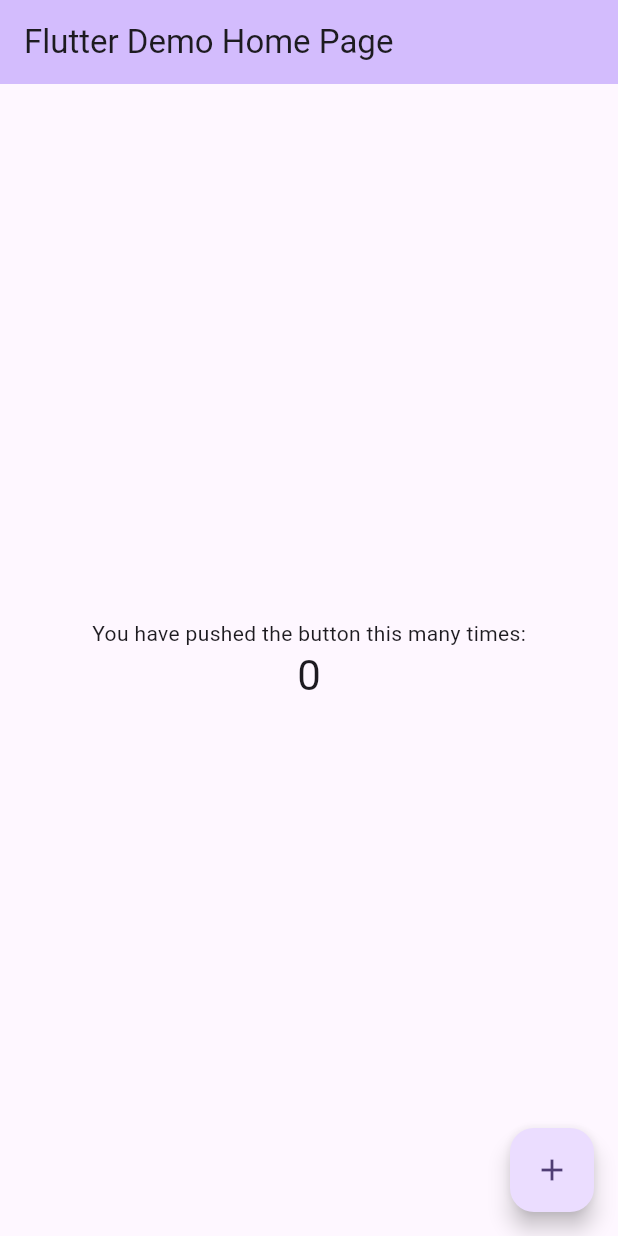
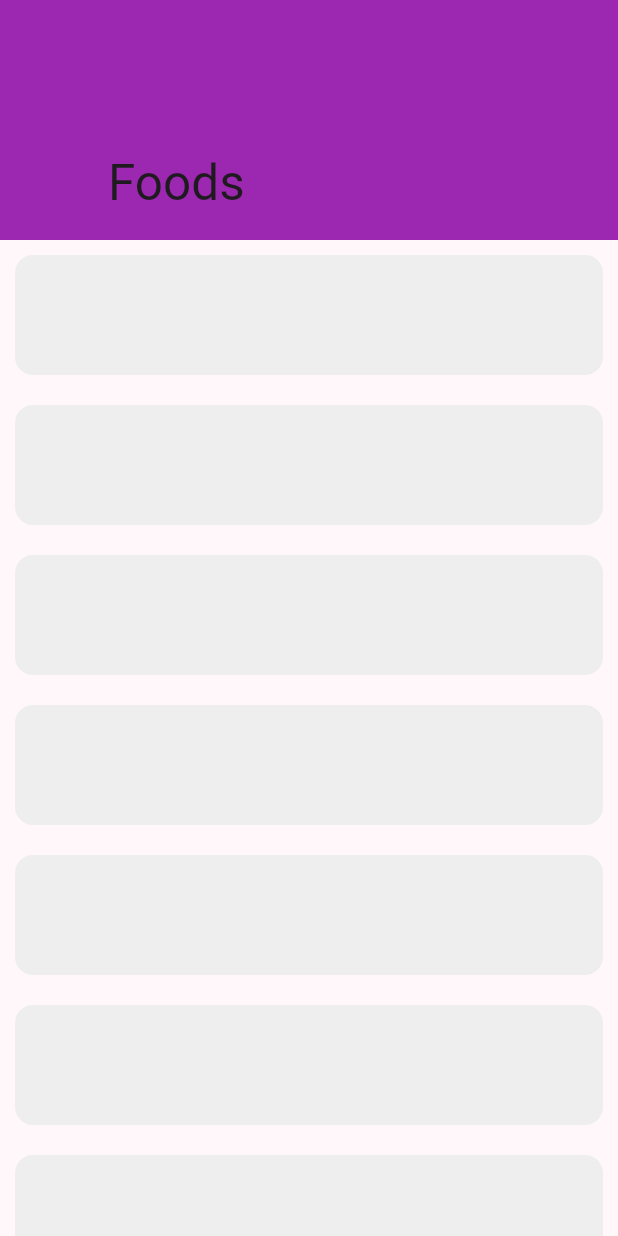
Before and after one commit to efrilm/flutter_sliverappbar, a Flutter app: the screen it shows after launch, on a phone screen of 412 x 824 dp. Run offline on Flutter 3.47's test engine with Material 2 defaults, Android fonts, the phone set to English and light mode, and no system bars.

Commit message:
sliver appbar

```diff
--- a/lib/main.dart
+++ b/lib/main.dart
@@ -1,4 +1,5 @@
 import 'package:flutter/material.dart';
+import 'package:flutter_sliver_appbar/pages/home_view.dart';
 
 void main() {
   runApp(const MyApp());
@@ -11,115 +12,11 @@ class MyApp extends StatelessWidget {
   @override
   Widget build(BuildContext context) {
     return MaterialApp(
-      title: 'Flutter Demo',
       theme: ThemeData(
-        // This is the theme of your application.
-        //
-        // TRY THIS: Try running your application with "flutter run". You'll see
-        // the application has a blue toolbar. Then, without quitting the app,
-        // try changing the seedColor in the colorScheme below to Colors.green
-        // and then invoke "hot reload" (save your changes or press the "hot
-        // reload" button in a Flutter-supported IDE, or press "r" if you used
-        // the command line to start the app).
-        //
-        // Notice that the counter didn't reset back to zero; the application
-        // state is not lost during the reload. To reset the state, use hot
-        // restart instead.
-        //
-        // This works for code too, not just values: Most code changes can be
-        // tested with just a hot reload.
-        colorScheme: ColorScheme.fromSeed(seedColor: Colors.deepPurple),
+        colorScheme: ColorScheme.fromSeed(seedColor: Colors.purple),
         useMaterial3: true,
       ),
-      home: const MyHomePage(title: 'Flutter Demo Home Page'),
+      home: const HomeView(),
     );
   }
 }
-
-class MyHomePage extends StatefulWidget {
-  const MyHomePage({super.key, required this.title});
-
-  // This widget is the home page of your application. It is stateful, meaning
-  // that it has a State object (defined below) that contains fields that affect
-  // how it looks.
-
-  // This class is the configuration for the state. It holds the values (in this
-  // case the title) provided by the parent (in this case the App widget) and
-  // used by the build method of the State. Fields in a Widget subclass are
-  // always marked "final".
-
-  final String title;
-
-  @override
-  State<MyHomePage> createState() => _MyHomePageState();
-}
-
-class _MyHomePageState extends State<MyHomePage> {
-  int _counter = 0;
-
-  void _incrementCounter() {
-    setState(() {
-      // This call to setState tells the Flutter framework that something has
-      // changed in this State, which causes it to rerun the build method below
-      // so that the display can reflect the updated values. If we changed
-      // _counter without calling setState(), then the build method would not be
-      // called again, and so nothing would appear to happen.
-      _counter++;
-    });
-  }
-
-  @override
-  Widget build(BuildContext context) {
-    // This method is rerun every time setState is called, for instance as done
-    // by the _incrementCounter method above.
-    //
-    // The Flutter framework has been optimized to make rerunning build methods
-    // fast, so that you can just rebuild anything that needs updating rather
-    // than having to individually change instances of widgets.
-    return Scaffold(
-      appBar: AppBar(
-        // TRY THIS: Try changing the color here to a specific color (to
-        // Colors.amber, perhaps?) and trigger a hot reload to see the AppBar
-        // change color while the other colors stay the same.
-        backgroundColor: Theme.of(context).colorScheme.inversePrimary,
-        // Here we take the value from the MyHomePage object that was created by
-        // the App.build method, and use it to set our appbar title.
-        title: Text(widget.title),
-      ),
-      body: Center(
-        // Center is a layout widget. It takes a single child and positions it
-        // in the middle of the parent.
-        child: Column(
-          // Column is also a layout widget. It takes a list of children and
-          // arranges them vertically. By default, it sizes itself to fit its
-          // children horizontally, and tries to be as tall as its parent.
-          //
-          // Column has various properties to control how it sizes itself and
-          // how it positions its children. Here we use mainAxisAlignment to
-          // center the children vertically; the main axis here is the vertical
-          // axis because Columns are vertical (the cross axis would be
-          // horizontal).
-          //
-          // TRY THIS: Invoke "debug painting" (choose the "Toggle Debug Paint"
-          // action in the IDE, or press "p" in the console), to see the
-          // wireframe for each widget.
-          mainAxisAlignment: MainAxisAlignment.center,
-          children: <Widget>[
-            const Text(
-              'You have pushed the button this many times:',
-            ),
-            Text(
-              '$_counter',
-              style: Theme.of(context).textTheme.headlineMedium,
-            ),
-          ],
-        ),
-      ),
-      floatingActionButton: FloatingActionButton(
-        onPressed: _incrementCounter,
-        tooltip: 'Increment',
-        child: const Icon(Icons.add),
-      ), // This trailing comma makes auto-formatting nicer for build methods.
-    );
-  }
-}
--- /dev/null
+++ b/lib/pages/home_view.dart
@@ -0,0 +1,45 @@
+import 'package:flutter/material.dart';
+
+class HomeView extends StatelessWidget {
+  const HomeView({super.key});
+
+  @override
+  Widget build(BuildContext context) {
+    return Scaffold(
+      body: CustomScrollView(
+        slivers: [
+          SliverAppBar(
+            pinned: true,
+            floating: true,
+            expandedHeight: 160,
+            backgroundColor: Colors.purple,
+            flexibleSpace: FlexibleSpaceBar(
+              title: const Text('Foods'),
+              background: Container(
+                decoration: const BoxDecoration(
+                  color: Colors.purple,
+                ),
+              ),
+            ),
+          ),
+          SliverList(
+            delegate: SliverChildBuilderDelegate(
+              childCount: 20,
+              (context, index) {
+                return Container(
+                  height: 80,
+                  width: double.infinity,
+                  margin: const EdgeInsets.all(10),
+                  decoration: BoxDecoration(
+                    color: Colors.grey.shade200,
+                    borderRadius: BorderRadius.circular(12),
+                  ),
+                );
+              },
+            ),
+          ),
+        ],
+      ),
+    );
+  }
+}
```
